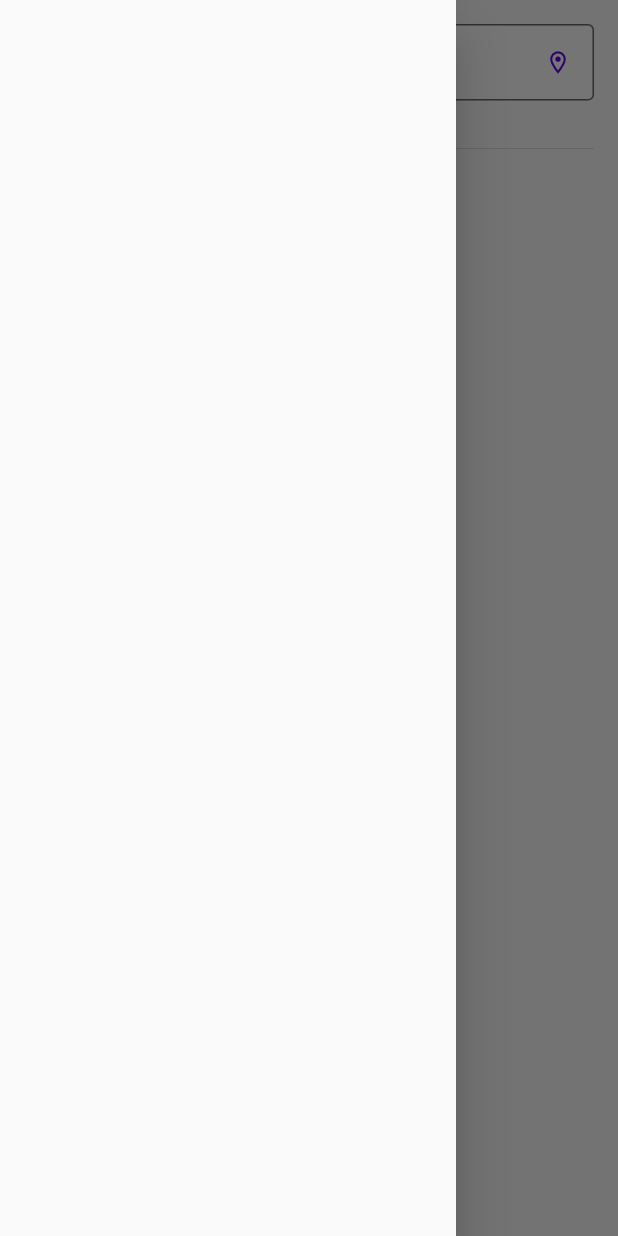
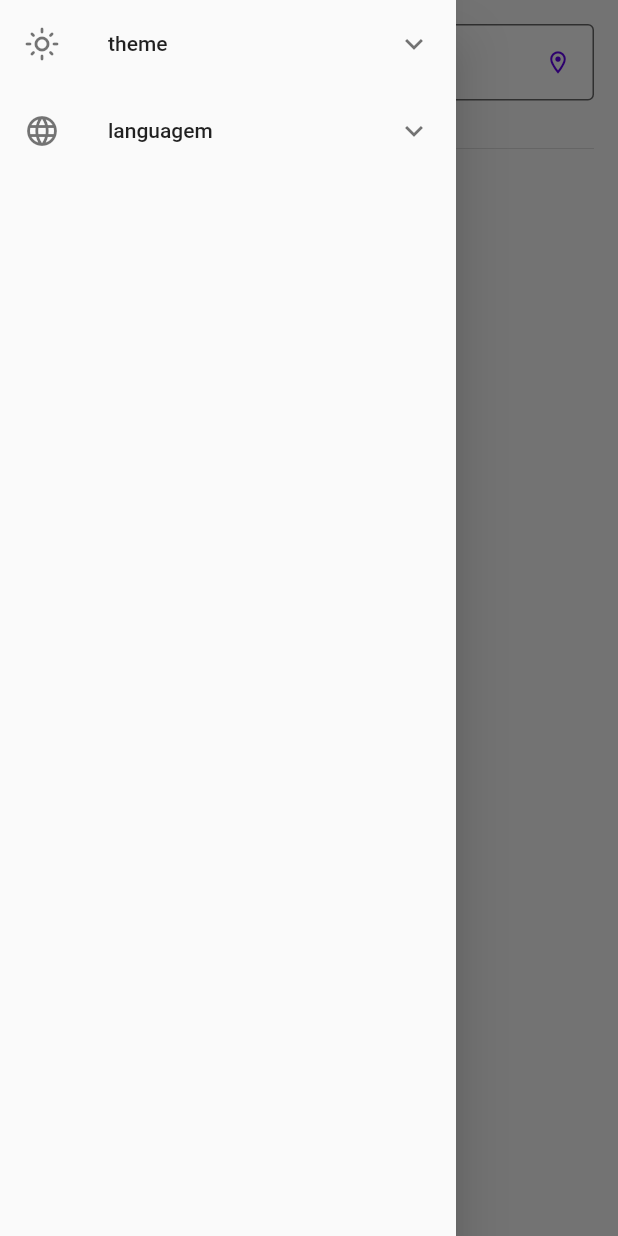
Before and after one commit to arielsardinha/weather-flutter, a Flutter app: the screen it shows after launch, with the side drawer open, on a phone screen of 412 x 824 dp. Run offline on Flutter 3.47's test engine with Material 2 defaults, Android fonts, the phone set to English and light mode, and no system bars; our stand-ins replace dio, geolocator, localization.

Commit message:
fix (home): trocando tema

```diff
--- /dev/null
+++ b/lib/app/components/layout/custon_drawer.dart
@@ -0,0 +1,77 @@
+import 'package:flutter/material.dart';
+import 'package:localization/localization.dart';
+import 'package:open_weather_map/themes/theme.dart';
+
+class CustonDrawer extends StatefulWidget {
+  const CustonDrawer({super.key});
+
+  @override
+  State<CustonDrawer> createState() => _CustonDrawerState();
+}
+
+class _CustonDrawerState extends State<CustonDrawer> {
+  void setTheme(ThemeMode theme) {
+    Themes.setThemeMode(theme);
+    setState(() {});
+  }
+
+  @override
+  Widget build(BuildContext context) {
+    final isLightTheme = Theme.of(context).brightness == Brightness.light;
+
+    return Drawer(
+      child: ListView(
+        children: [
+          ExpansionTile(
+            title: Text('theme'.i18n()),
+            leading: Icon(
+              isLightTheme
+                  ? Icons.light_mode_outlined
+                  : Icons.dark_mode_outlined,
+            ),
+            children: [
+              ListTile(
+                dense: true,
+                title: const Text('dark'),
+                onTap: () {
+                  setTheme(ThemeMode.dark);
+                },
+              ),
+              ListTile(
+                dense: true,
+                title: const Text('light'),
+                onTap: () {
+                  setTheme(ThemeMode.light);
+                },
+              ),
+              ListTile(
+                dense: true,
+                title: const Text('system'),
+                onTap: () {
+                  Themes.setThemeMode(ThemeMode.system);
+                  setTheme(ThemeMode.system);
+                },
+              ),
+            ],
+          ),
+          ExpansionTile(
+            title: const Text('languagem'),
+            leading: const Icon(Icons.language_outlined),
+            children: [
+              ListTile(
+                dense: true,
+                title: const Text('portugues'),
+                onTap: () {},
+              ),
+              ListTile(
+                dense: true,
+                title: const Text('english'),
+                onTap: () {},
+              ),
+            ],
+          ),
+        ],
+      ),
+    );
+  }
+}
--- a/lib/app/modules/home/view/home_view.dart
+++ b/lib/app/modules/home/view/home_view.dart
@@ -1,6 +1,7 @@
 import 'package:flutter/material.dart';
 import 'package:localization/localization.dart';
 import 'package:open_weather_map/app/components/buttons/custon_text_form_field.dart';
+import 'package:open_weather_map/app/components/layout/custon_drawer.dart';
 import 'package:open_weather_map/data/blocs/weather/weather_bloc.dart';
 import 'package:open_weather_map/data/blocs/weather/weather_events.dart';
 import 'package:open_weather_map/data/blocs/weather/weather_states.dart';
@@ -77,7 +78,7 @@ class _HomeViewState extends State<HomeView>
 
     return Scaffold(
       key: _scaffoldKey,
-      drawer: const Drawer(),
+      drawer: const CustonDrawer(),
       body: StreamBuilder<WeatherState>(
         stream: widget.bloc.stream,
         builder: (context, snapshot) {
@@ -199,8 +200,12 @@ class InfoWeather extends StatelessWidget with DateFormatMixin {
       margin: const EdgeInsets.symmetric(horizontal: 16),
       padding: const EdgeInsets.all(16),
       decoration: BoxDecoration(
-        color: Colors.white.withOpacity(0.6),
+        color: theme.colorScheme.background.withOpacity(0.6),
         borderRadius: BorderRadius.circular(8),
+        border: Border.all(
+          color: theme.colorScheme.onBackground,
+          width: 1,
+        ),
       ),
       child: Column(
         children: [
@@ -290,7 +295,7 @@ class InfoWeather extends StatelessWidget with DateFormatMixin {
             mainAxisAlignment: MainAxisAlignment.center,
             children: [
               Text(
-                "${weather.weather[0].main}: ${weather.weather[0].description}",
+                weather.weather[0].description,
                 style: theme.textTheme.titleLarge,
               ),
               Image.network(
--- a/lib/i18n/en_US.json
+++ b/lib/i18n/en_US.json
@@ -1,6 +1,7 @@
 {
     "locale": "en-US",
     "weather_lang": "pt_us",
+    "theme": "theme",
     "enter_city": "Enter a city...",
     "device_location_error": "Please, enable the device's location",
     "initial_message": "Please, enter a city to see the weather.",
--- a/lib/i18n/pt_BR.json
+++ b/lib/i18n/pt_BR.json
@@ -1,6 +1,7 @@
 {
     "locale": "pt-BR",
     "weather_lang": "pt_br",
+    "theme": "tema",
     "enter_city": "Digite uma cidade...",
     "device_location_error": "Por favor, ative a localização do dispositivo",
     "initial_message": "Por favor, digite uma cidade para ver o clima.",
--- a/lib/main.dart
+++ b/lib/main.dart
@@ -21,6 +21,9 @@ class _MyAppState extends State<MyApp> {
   Widget build(BuildContext context) {
     LocalJsonLocalization.delegate.directories = ['lib/i18n'];
 
+    return AnimatedBuilder(
+      animation: Themes.theme,
+      builder: (context, snapshot) {
         return MaterialApp(
           title: 'weather',
           debugShowCheckedModeBanner: false,
@@ -34,10 +37,13 @@ class _MyAppState extends State<MyApp> {
             Locale('pt', 'BR'),
             Locale('en', 'US'),
           ],
-      theme: CustomTheme.themeDataLight,
-      darkTheme: CustomTheme.themeDataDark,
+          theme: Themes.themeDataLight,
+          darkTheme: Themes.themeDataDark,
           initialRoute: Routes.HOME,
+          themeMode: Themes.theme.value,
           routes: AppRoutes.routes,
+        );
+      },
     );
   }
 }
--- a/lib/themes/theme.dart
+++ b/lib/themes/theme.dart
@@ -1,6 +1,12 @@
 import 'package:flutter/material.dart';
 
-sealed class CustomTheme {
+sealed class Themes {
+  static var theme = ValueNotifier(ThemeMode.system);
+
+  static void setThemeMode(ThemeMode theme) {
+    Themes.theme.value = theme;
+  }
+
   static final themeDataLight = ThemeData(
     colorScheme: const ColorScheme.light(),
   );
```
Lines whose indentation alone changed are shown as unchanged.
